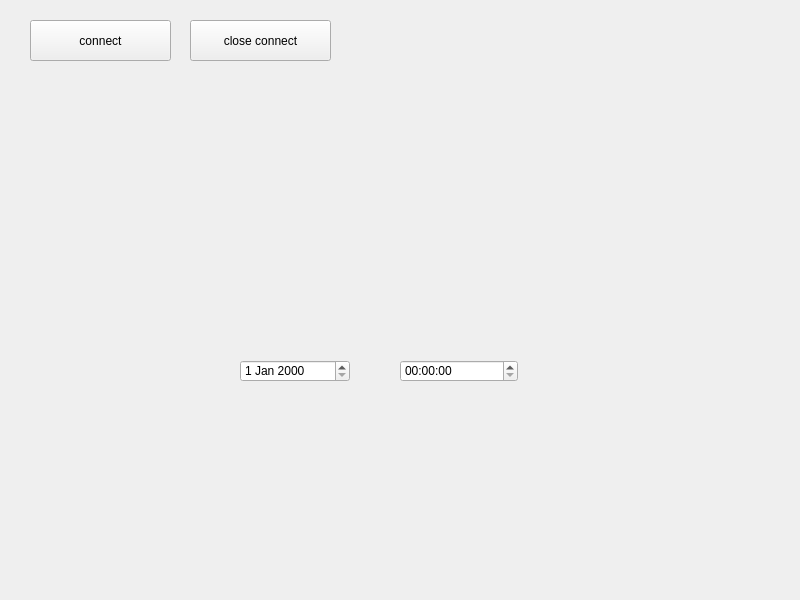
First picture: the form in TestOnWidget/mainwindow.ui, repository DaemonHuan/SelfTest, before the edit.
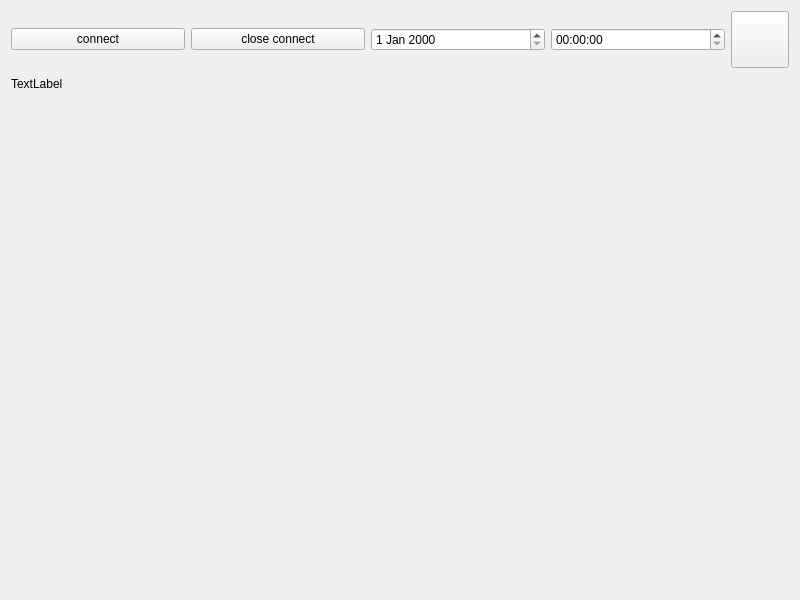
Second picture: the form after the edit. Icons and pictures are not drawn.

What changed in the file:
```diff
--- a/TestOnWidget/mainwindow.ui
+++ b/TestOnWidget/mainwindow.ui
@@ -13,52 +13,87 @@
   <property name="windowTitle">
    <string>MainWindow</string>
   </property>
+  <layout class="QVBoxLayout" name="verticalLayout">
+   <item>
+    <layout class="QHBoxLayout" name="horizontalLayout">
+     <item>
   <widget class="QPushButton" name="pushButton">
-   <property name="geometry">
-    <rect>
-     <x>30</x>
-     <y>20</y>
-     <width>141</width>
-     <height>41</height>
-    </rect>
-   </property>
    <property name="text">
     <string>connect</string>
    </property>
   </widget>
+     </item>
+     <item>
   <widget class="QPushButton" name="pushButton_2">
-   <property name="geometry">
-    <rect>
-     <x>190</x>
-     <y>20</y>
-     <width>141</width>
-     <height>41</height>
-    </rect>
-   </property>
    <property name="text">
     <string>close connect</string>
    </property>
   </widget>
-  <widget class="QDateEdit" name="dateEdit">
-   <property name="geometry">
-    <rect>
-     <x>240</x>
-     <y>360</y>
-     <width>110</width>
-     <height>22</height>
-    </rect>
-   </property>
-  </widget>
-  <widget class="QTimeEdit" name="timeEdit">
-   <property name="geometry">
-    <rect>
-     <x>400</x>
-     <y>360</y>
-     <width>118</width>
-     <height>22</height>
-    </rect>
-   </property>
-  </widget>
+     </item>
+     <item>
+      <widget class="QDateEdit" name="dateEdit"/>
+     </item>
+     <item>
+      <widget class="QTimeEdit" name="timeEdit"/>
+     </item>
+     <item>
+      <widget class="QToolButton" name="toolButton">
+       <property name="icon">
+        <iconset resource="../maintestproject.qrc">
+         <normaloff>:/img/resources/a01.png</normaloff>:/img/resources/a01.png</iconset>
+       </property>
+       <property name="iconSize">
+        <size>
+         <width>50</width>
+         <height>50</height>
+        </size>
+       </property>
+      </widget>
+     </item>
+    </layout>
+   </item>
+   <item>
+    <layout class="QHBoxLayout" name="layout">
+     <item>
+      <widget class="QLabel" name="label">
+       <property name="styleSheet">
+        <string notr="true">border-width: 1px;
+border-color: rgb(0, 0, 127);</string>
+       </property>
+       <property name="text">
+        <string>TextLabel</string>
+       </property>
+      </widget>
+     </item>
+     <item>
+      <spacer name="horizontalSpacer">
+       <property name="orientation">
+        <enum>Qt::Horizontal</enum>
+       </property>
+       <property name="sizeHint" stdset="0">
+        <size>
+         <width>40</width>
+         <height>20</height>
+        </size>
+       </property>
+      </spacer>
+     </item>
+    </layout>
+   </item>
+   <item>
+    <spacer name="verticalSpacer">
+     <property name="orientation">
+      <enum>Qt::Vertical</enum>
+     </property>
+     <property name="sizeHint" stdset="0">
+      <size>
+       <width>20</width>
+       <height>40</height>
+      </size>
+     </property>
+    </spacer>
+   </item>
+  </layout>
  </widget>
  <layoutdefault spacing="6" margin="11"/>
  <resources/>
```
Left out of the diff: 4 changed lines with no effect on the pictures. Lines whose indentation alone changed are shown as unchanged.
